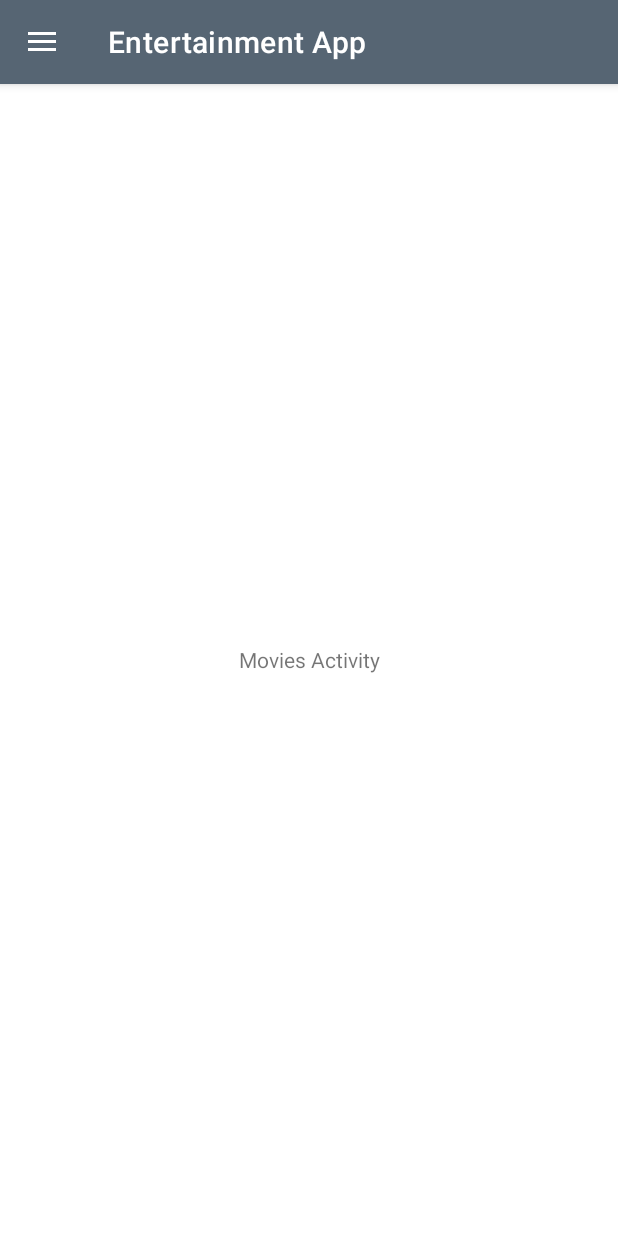
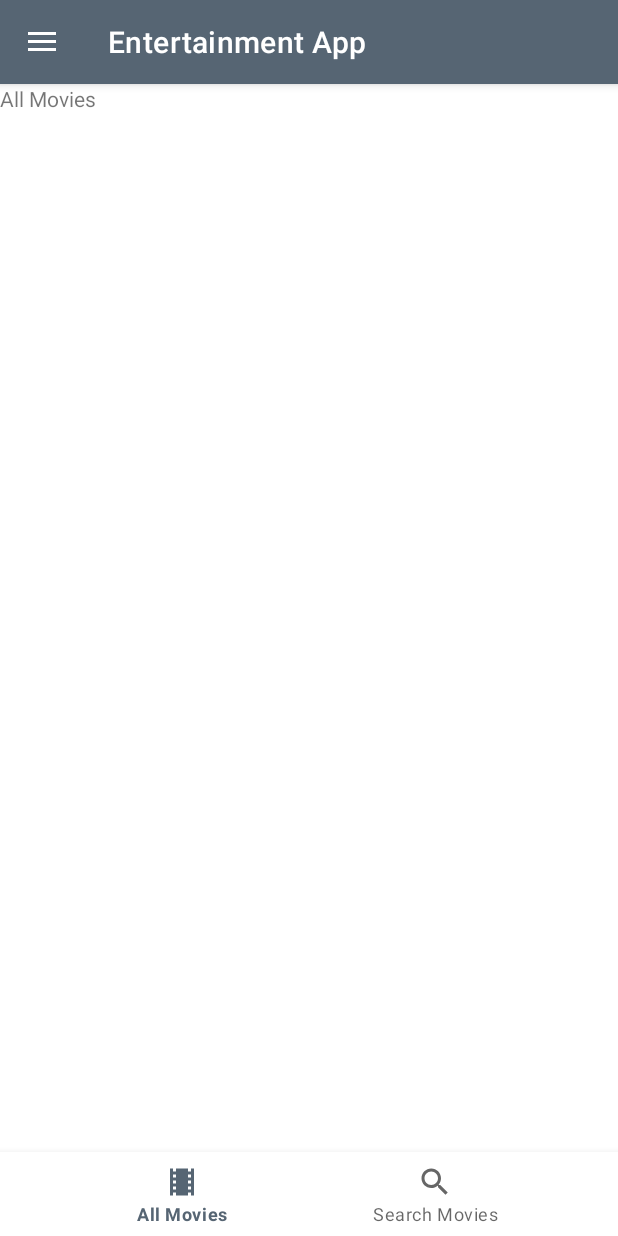
Before and after one commit to JAPHETHNYARANGA/EntertainMent-App, an Android app: the MoviesActivity screen opened directly, with no data from a screen before it, on a phone screen of 412 x 824 dp. Run offline under Robolectric (Android 15) with nearby library versions, the light colour scheme and no system bars; our stand-ins replace navigation-ui; 1 statement that could not run was skipped.

Commit message:
finished the user interface for movies, added bottom navigation and movies fragments

```diff
--- a/app/src/main/java/com/storesoko/entertainmentapp/Movies/Ui/MoviesActivity.kt
+++ b/app/src/main/java/com/storesoko/entertainmentapp/Movies/Ui/MoviesActivity.kt
@@ -6,10 +6,13 @@ import android.os.Bundle
 import android.view.MenuItem
 import androidx.appcompat.app.ActionBarDrawerToggle
 import androidx.drawerlayout.widget.DrawerLayout
+import androidx.navigation.fragment.findNavController
+import androidx.navigation.ui.setupWithNavController
 import com.google.android.material.navigation.NavigationView
 import com.storesoko.entertainmentapp.Age.Ui.AgeActivity
 import com.storesoko.entertainmentapp.News.Ui.MainActivity
 import com.storesoko.entertainmentapp.R
+import kotlinx.android.synthetic.main.activity_movies.*
 
 class MoviesActivity : AppCompatActivity() {
     private lateinit var toggle: ActionBarDrawerToggle
@@ -38,6 +41,9 @@ class MoviesActivity : AppCompatActivity() {
             true
         }
 
+        //bottom Navigation
+
+        moviesbottonNavigationView.setupWithNavController(moviesNavHostFragment.findNavController())
 
     }
 
--- /dev/null
+++ b/app/src/main/java/com/storesoko/entertainmentapp/Movies/Ui/fragments/allMoviesFragments.kt
@@ -0,0 +1,60 @@
+package com.storesoko.entertainmentapp.Movies.Ui.fragments
+
+import android.os.Bundle
+import androidx.fragment.app.Fragment
+import android.view.LayoutInflater
+import android.view.View
+import android.view.ViewGroup
+import com.storesoko.entertainmentapp.R
+
+// TODO: Rename parameter arguments, choose names that match
+// the fragment initialization parameters, e.g. ARG_ITEM_NUMBER
+private const val ARG_PARAM1 = "param1"
+private const val ARG_PARAM2 = "param2"
+
+/**
+ * A simple [Fragment] subclass.
+ * Use the [allMoviesFragments.newInstance] factory method to
+ * create an instance of this fragment.
+ */
+class allMoviesFragments : Fragment() {
+    // TODO: Rename and change types of parameters
+    private var param1: String? = null
+    private var param2: String? = null
+
+    override fun onCreate(savedInstanceState: Bundle?) {
+        super.onCreate(savedInstanceState)
+        arguments?.let {
+            param1 = it.getString(ARG_PARAM1)
+            param2 = it.getString(ARG_PARAM2)
+        }
+    }
+
+    override fun onCreateView(
+        inflater: LayoutInflater, container: ViewGroup?,
+        savedInstanceState: Bundle?
+    ): View? {
+        // Inflate the layout for this fragment
+        return inflater.inflate(R.layout.fragment_all_movies_fragments, container, false)
+    }
+
+    companion object {
+        /**
+         * Use this factory method to create a new instance of
+         * this fragment using the provided parameters.
+         *
+         * @param param1 Parameter 1.
+         * @param param2 Parameter 2.
+         * @return A new instance of fragment allMoviesFragments.
+         */
+        // TODO: Rename and change types and number of parameters
+        @JvmStatic
+        fun newInstance(param1: String, param2: String) =
+            allMoviesFragments().apply {
+                arguments = Bundle().apply {
+                    putString(ARG_PARAM1, param1)
+                    putString(ARG_PARAM2, param2)
+                }
+            }
+    }
+}
--- a/app/src/main/res/layout/activity_movies.xml
+++ b/app/src/main/res/layout/activity_movies.xml
@@ -7,16 +7,42 @@
     android:layout_height="match_parent"
     tools:context=".Movies.Ui.MoviesActivity">
 
-   <RelativeLayout
+   <androidx.constraintlayout.widget.ConstraintLayout
        android:layout_width="match_parent"
        android:layout_height="match_parent">
-<TextView
-    android:layout_width="match_parent"
-    android:layout_height="match_parent"
-    android:gravity="center"
-   android:text="Movies Activity"  />
 
-   </RelativeLayout>
+      <FrameLayout
+          android:id="@+id/moviesFragment"
+          android:layout_width="match_parent"
+          android:layout_height="0dp"
+          app:layout_constraintBottom_toTopOf="@+id/moviesbottonNavigationView"
+          app:layout_constraintEnd_toEndOf="parent"
+          app:layout_constraintHorizontal_bias="0.5"
+          app:layout_constraintStart_toStartOf="parent"
+          app:layout_constraintTop_toTopOf="parent">
+
+         <fragment
+             android:id="@+id/moviesNavHostFragment"
+             android:layout_width="match_parent"
+             android:layout_height="match_parent"
+             android:name="androidx.navigation.fragment.NavHostFragment"
+             app:defaultNavHost = "true"
+             app:navGraph = "@navigation/movies_nav_graph"  />
+
+
+      </FrameLayout>
+
+      <com.google.android.material.bottomnavigation.BottomNavigationView
+          android:id="@+id/moviesbottonNavigationView"
+          android:layout_width="match_parent"
+          android:layout_height="56dp"
+          app:layout_constraintBottom_toBottomOf="parent"
+          app:layout_constraintStart_toEndOf="parent"
+          app:layout_constraintHorizontal_bias="0.5"
+          app:layout_constraintStart_toStartOf="parent"
+          app:menu="@menu/movies_bottom_navigation"  />
+
+   </androidx.constraintlayout.widget.ConstraintLayout>
 
 
    <com.google.android.material.navigation.NavigationView
--- /dev/null
+++ b/app/src/main/res/layout/fragment_all_movies_fragments.xml
@@ -0,0 +1,13 @@
+<?xml version="1.0" encoding="utf-8"?>
+<FrameLayout xmlns:android="http://schemas.android.com/apk/res/android"
+    xmlns:tools="http://schemas.android.com/tools"
+    android:layout_width="match_parent"
+    android:layout_height="match_parent"
+    tools:context=".Movies.Ui.fragments.allMoviesFragments">
+
+   <TextView
+       android:layout_width="match_parent"
+       android:layout_height="match_parent"
+       android:text="All Movies"  />
+
+</FrameLayout>
--- /dev/null
+++ b/app/src/main/res/menu/movies_bottom_navigation.xml
@@ -0,0 +1,12 @@
+<?xml version="1.0" encoding="utf-8"?>
+<menu xmlns:android="http://schemas.android.com/apk/res/android">
+
+    <item android:id="@+id/allMoviesFragments"
+        android:title="All Movies"
+        android:icon="@drawable/get_movies"/>
+
+    <item android:id="@+id/searchMoviesFragment"
+        android:title="Search Movies"
+        android:icon="@drawable/news_search"/>
+
+</menu>
--- /dev/null
+++ b/app/src/main/res/navigation/movies_nav_graph.xml
@@ -0,0 +1,18 @@
+<?xml version="1.0" encoding="utf-8"?>
+<navigation xmlns:android="http://schemas.android.com/apk/res/android"
+    xmlns:app="http://schemas.android.com/apk/res-auto"
+    xmlns:tools="http://schemas.android.com/tools"
+    android:id="@+id/movies_nav_graph"
+    app:startDestination="@id/allMoviesFragments">
+
+    <fragment
+        android:id="@+id/allMoviesFragments"
+        android:name="com.storesoko.entertainmentapp.Movies.Ui.fragments.allMoviesFragments"
+        android:label="fragment_all_movies_fragments"
+        tools:layout="@layout/fragment_all_movies_fragments" />
+    <fragment
+        android:id="@+id/searchMoviesFragment"
+        android:name="com.storesoko.entertainmentapp.Movies.Ui.fragments.searchMoviesFragment"
+        android:label="fragment_search_movies"
+        tools:layout="@layout/fragment_search_movies" />
+</navigation>
```
Also changed, not shown: app/src/main/java/com/storesoko/entertainmentapp/Movies/Ui/fragments/searchMoviesFragment.kt (added, +60 -0 lines), app/src/main/res/layout/fragment_search_movies.xml (added, +14 -0 lines).
